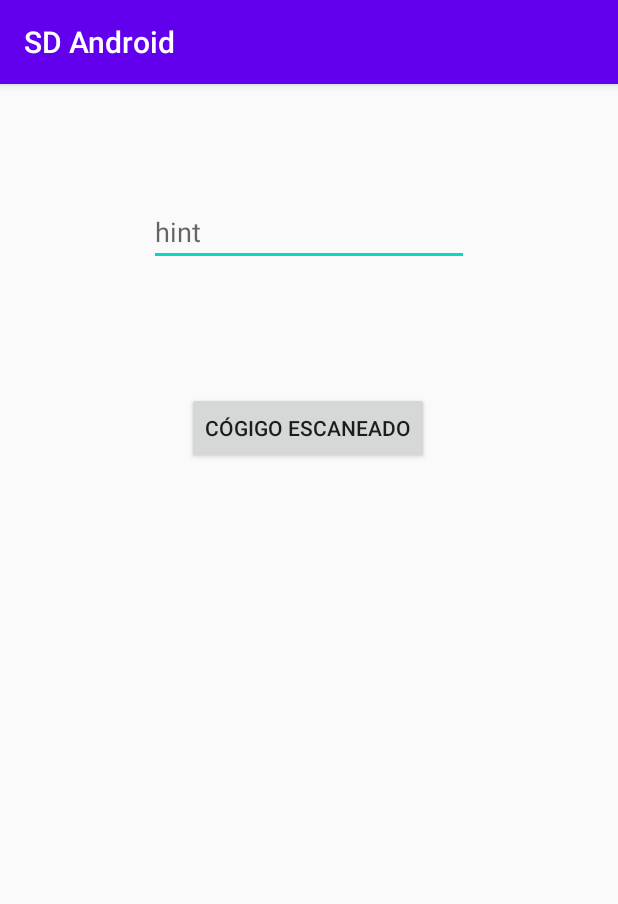
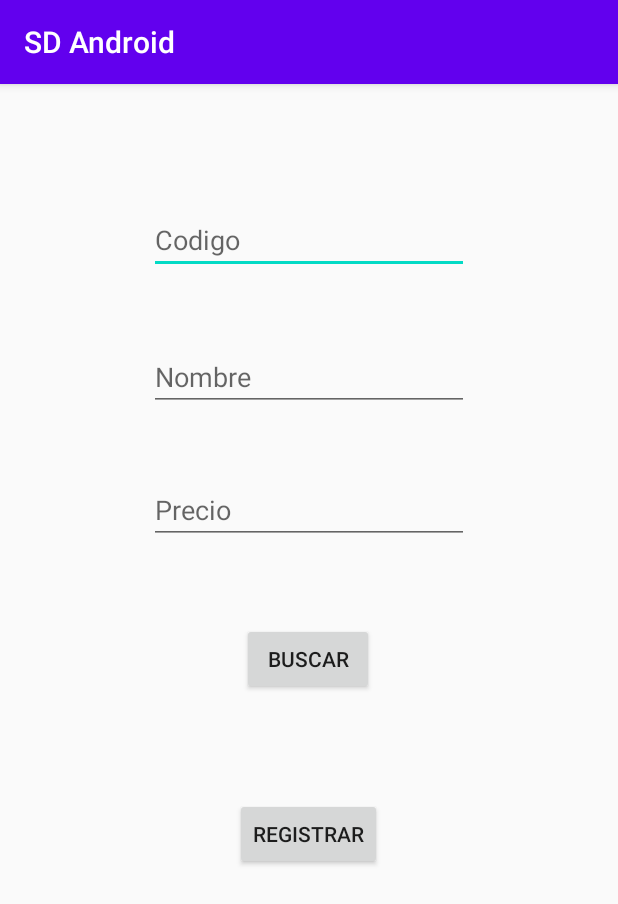
Before and after one commit to David-sqrtpi/Inventary-Module, an Android app: the screen it shows after launch (MainActivity), on a phone screen of 412 x 824 dp. Shown: the top 904 px of the screen. Run offline under Robolectric (Android 15) with nearby library versions, the phone set to English and light mode, and no system bars; libraries missing offline, so code that uses them is left out: com.google.zxing.integration.

Commit message:
Base de datos local agregada

```diff
--- a/app/src/main/AndroidManifest.xml
+++ b/app/src/main/AndroidManifest.xml
@@ -1,5 +1,6 @@
 <?xml version="1.0" encoding="utf-8"?>
 <manifest xmlns:android="http://schemas.android.com/apk/res/android"
+    xmlns:tools="http://schemas.android.com/tools"
     package="com.sdandroid">
 
         <uses-permission android:name="android.permission.CAMERA" />
@@ -17,7 +18,12 @@
 
                 <category android:name="android.intent.category.LAUNCHER" />
             </intent-filter>
+
         </activity>
+        <activity
+            android:name="com.journeyapps.barcodescanner.CaptureActivity"
+            android:screenOrientation="fullSensor"
+            tools:replace="screenOrientation" />
     </application>
 
 </manifest>
--- a/app/src/main/res/layout/activity_main.xml
+++ b/app/src/main/res/layout/activity_main.xml
@@ -10,22 +10,66 @@
         android:id="@+id/codigo"
         android:layout_width="wrap_content"
         android:layout_height="wrap_content"
-        android:layout_marginTop="76dp"
         android:ems="10"
         android:hint="@string/txt"
+        android:importantForAutofill="no"
         android:inputType="textPersonName"
+        android:onClick="Escanear"
+        app:layout_constraintBottom_toBottomOf="parent"
         app:layout_constraintEnd_toEndOf="parent"
         app:layout_constraintStart_toStartOf="parent"
-        app:layout_constraintTop_toTopOf="parent" />
+        app:layout_constraintTop_toTopOf="parent"
+        app:layout_constraintVertical_bias="0.113" />
 
     <Button
         android:id="@+id/button"
         android:layout_width="wrap_content"
         android:layout_height="wrap_content"
-        android:layout_marginTop="84dp"
+        android:onClick="consulta"
         android:text="@string/button"
+        app:layout_constraintBottom_toBottomOf="parent"
         app:layout_constraintEnd_toEndOf="parent"
         app:layout_constraintHorizontal_bias="0.498"
         app:layout_constraintStart_toStartOf="parent"
-        app:layout_constraintTop_toBottomOf="@+id/codigo" />
+        app:layout_constraintTop_toTopOf="parent"
+        app:layout_constraintVertical_bias="0.499" />
+
+    <EditText
+        android:id="@+id/etNombre"
+        android:layout_width="wrap_content"
+        android:layout_height="wrap_content"
+        android:ems="10"
+        android:hint="@string/txt2"
+        android:inputType="textPersonName"
+        app:layout_constraintBottom_toBottomOf="parent"
+        app:layout_constraintEnd_toEndOf="parent"
+        app:layout_constraintStart_toStartOf="parent"
+        app:layout_constraintTop_toTopOf="parent"
+        app:layout_constraintVertical_bias="0.239" />
+
+    <EditText
+        android:id="@+id/etPrecio"
+        android:layout_width="wrap_content"
+        android:layout_height="wrap_content"
+        android:ems="10"
+        android:hint="@string/txt3"
+        android:inputType="textPersonName"
+        app:layout_constraintBottom_toBottomOf="parent"
+        app:layout_constraintEnd_toEndOf="parent"
+        app:layout_constraintStart_toStartOf="parent"
+        app:layout_constraintTop_toTopOf="parent"
+        app:layout_constraintVertical_bias="0.362" />
+
+    <Button
+        android:id="@+id/btnRegistrar"
+        android:layout_width="wrap_content"
+        android:layout_height="wrap_content"
+        android:onClick="registrar"
+        android:text="@string/button2"
+        app:layout_constraintBottom_toBottomOf="parent"
+        app:layout_constraintEnd_toEndOf="parent"
+        app:layout_constraintHorizontal_bias="0.499"
+        app:layout_constraintStart_toStartOf="parent"
+        app:layout_constraintTop_toTopOf="parent"
+        app:layout_constraintVertical_bias="0.661" />
 </androidx.constraintlayout.widget.ConstraintLayout>
--- a/app/src/main/res/values/strings.xml
+++ b/app/src/main/res/values/strings.xml
@@ -1,5 +1,8 @@
 <resources>
     <string name="app_name">SD Android</string>
-    <string name="button">Cógigo escaneado</string>
-    <string name="txt">hint</string>
+    <string name="button">Buscar</string>
+    <string name="button2">Registrar</string>
+    <string name="txt">Codigo</string>
+    <string name="txt2">Nombre</string>
+    <string name="txt3">Precio</string>
 </resources>
```
Also changed, not shown: app/src/main/java/com/sdandroid/AdminSQLite.java (added, +30 -0 lines), app/src/main/java/com/sdandroid/MainActivity.java (+127 -12 lines).
